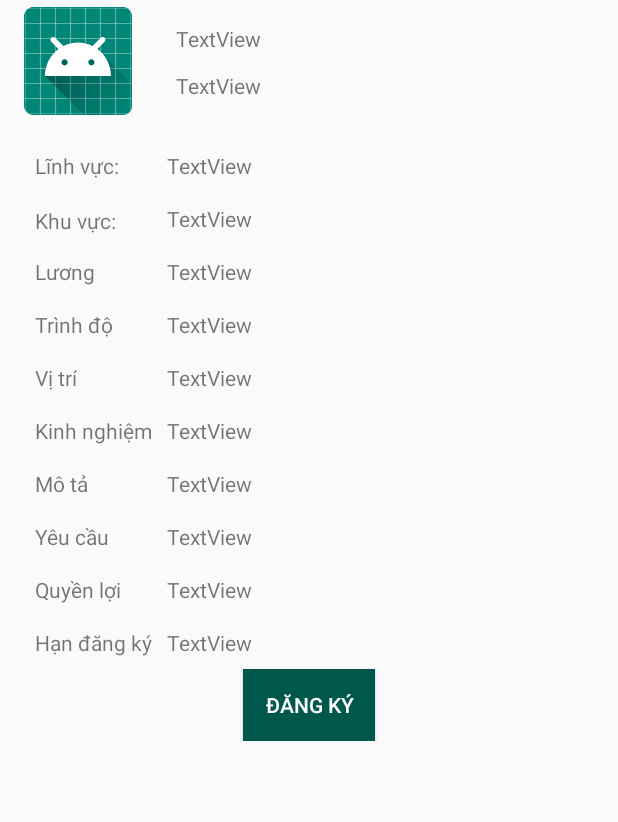
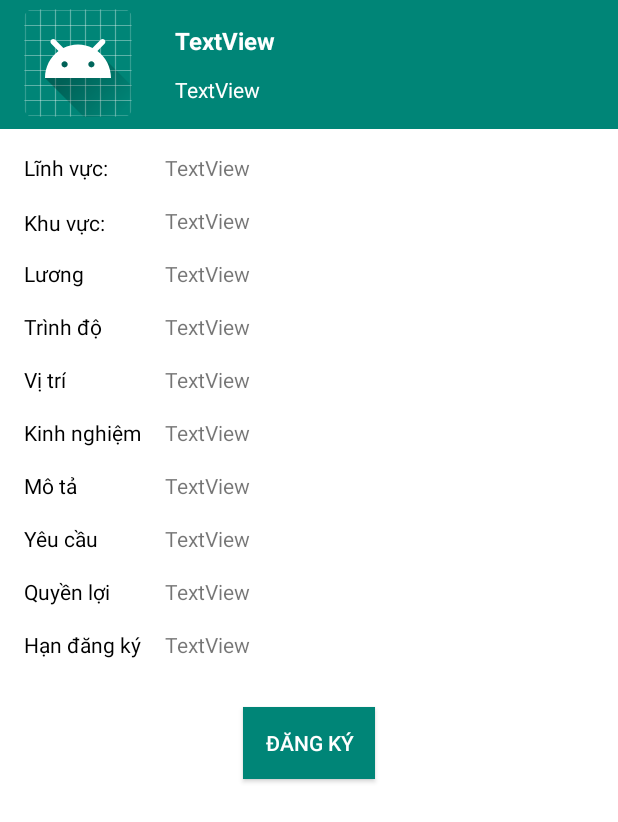
Before and after one commit to KhoaN56/Work_requires, an Android app: the RequirementDetail screen opened directly, with no data from a screen before it, on a phone screen of 412 x 824 dp. Shown: the top 822 px of the screen. Run offline under Robolectric (Android 15) with nearby library versions, the phone set to English and light mode, and no system bars; 14 statements that could not run were skipped.

Commit message:
Xong dang ky cong viec, check dang ky trung nhieu lan, sua giao dien mot so file, sua ten mot so file

```diff
--- a/app/src/main/AndroidManifest.xml
+++ b/app/src/main/AndroidManifest.xml
@@ -11,8 +11,8 @@
         android:theme="@style/AppTheme">
         <activity android:name=".OnlineCV" />
         <activity android:name=".MainActivityCompany" />
-        <activity android:name=".SigninCandidate" />
-        <activity android:name=".SigninCompany" />
+        <activity android:name=".SignUpCandidate" />
+        <activity android:name=".SignUpCompany" />
         <activity android:name=".PostRequirement"
             android:theme="@style/Theme.AppCompat.Light.NoActionBar"/>
         <activity
--- a/app/src/main/java/com/example/work_requires/Login.java
+++ b/app/src/main/java/com/example/work_requires/Login.java
@@ -58,11 +58,11 @@ public class Login extends AppCompatActivity {
             public void onClick(View v) {
                 switch (radioGroup.getCheckedRadioButtonId()){
                     case R.id.radioComp:
-                        Intent intent = new Intent(Login.this, SigninCompany.class);
+                        Intent intent = new Intent(Login.this, SignUpCompany.class);
                         startActivity(intent);
                          break;
                     case R.id.radioCan:
-                        Intent intent2 = new Intent(Login.this, SigninCandidate.class);
+                        Intent intent2 = new Intent(Login.this, SignUpCandidate.class);
                         startActivity(intent2);
                         break;
                 }
--- a/app/src/main/java/com/example/work_requires/RequirementDetail.java
+++ b/app/src/main/java/com/example/work_requires/RequirementDetail.java
@@ -1,24 +1,35 @@
 package com.example.work_requires;
 
 import android.content.Intent;
+import android.database.Cursor;
 import android.support.v7.app.AppCompatActivity;
 import android.os.Bundle;
 import android.view.View;
 import android.widget.Button;
 import android.widget.TextView;
+import android.widget.Toast;
 
 public class RequirementDetail extends AppCompatActivity {
+
+    //State
+    final boolean REGISTERED = true;
+    final boolean UNREGISTERED = false;
+    boolean state = UNREGISTERED;
 
     //Requirement
     WorkRequirement requirement;
 
+    //User
+    User user;
+
     //Component
     TextView majorTV, areaTV, salaryTV, degreeTV, workPosTV, expTV, descriptionTV, requireTV, benefitTV,
-    endDateTV;
+    endDateTV, jobName, compName;
     Button subscribe;
 
     //Database
     SQLiteManagement database;
+    Cursor cursor;
 
     @Override
     protected void onCreate(Bundle savedInstanceState) {
@@ -28,11 +39,20 @@ public class RequirementDetail extends AppCompatActivity {
     }
 
     private void initialize() {
+        Intent info = getIntent();
+        requirement = (WorkRequirement) info.getSerializableExtra("requirement");
+        user = (User) info.getSerializableExtra("user");
         database = new SQLiteManagement(RequirementDetail.this, "Work_Requirement.sqlite", null, 1);
         database.queryData("CREATE TABLE IF NOT EXISTS DETAIL (ID_DETAIL INTEGER PRIMARY KEY" +
-                " AUTOINCREMENT, Username CHAR(20), Id_Requirement INTEGER)");
-        Intent info = getIntent();
-        requirement = (WorkRequirement) info.getSerializableExtra("requirement");
+                " AUTOINCREMENT, Username CHAR(20), Id_Recruitment INTEGER)");
+        cursor = database.getDatasql("SELECT * FROM DETAIL WHERE USERNAME = " +
+                "'"+user.getUsername()+"' AND Id_Recruitment = '"+requirement.getId()+"'");
+        if(cursor.getCount() > 0)
+            state = REGISTERED;
+        jobName = findViewById(R.id.jobName);
+        jobName.setText(requirement.getJobName());
+        compName = findViewById(R.id.compName);
+        compName.setText(requirement.getCompanyName());
         majorTV = findViewById(R.id.majorTV);
         majorTV.setText(requirement.getMajor());
         areaTV = findViewById(R.id.areaTV);
@@ -44,7 +64,7 @@ public class RequirementDetail extends AppCompatActivity {
         workPosTV = findViewById(R.id.workPosTV);
         workPosTV.setText(requirement.getWorkPos());
         expTV = findViewById(R.id.experienceTV);
-        expTV.setText(requirement.getExperience());
+        expTV.setText(String.valueOf(requirement.getExperience()));
         descriptionTV = findViewById(R.id.descriptionTV);
         descriptionTV.setText(requirement.getDescription());
         requireTV = findViewById(R.id.requirementTV);
@@ -57,7 +77,14 @@ public class RequirementDetail extends AppCompatActivity {
         subscribe.setOnClickListener(new View.OnClickListener() {
             @Override
             public void onClick(View v) {
-
+                if(state == REGISTERED)
+                    Toast.makeText(RequirementDetail.this, "Bạn đã đăng ký công việc này rồi!!",
+                            Toast.LENGTH_SHORT).show();
+                else {
+                    database.insert(requirement.getId(), user.getUsername());
+                    Toast.makeText(RequirementDetail.this, "Đăng ký thành công", Toast.LENGTH_SHORT).show();
+                    state = REGISTERED;
+                }
             }
         });
     }
--- a/app/src/main/res/layout/activity_post_requirement.xml
+++ b/app/src/main/res/layout/activity_post_requirement.xml
@@ -167,7 +167,9 @@
                     android:layout_marginTop="24dp"
                     android:layout_marginEnd="8dp"
                     android:layout_marginBottom="8dp"
+                    android:background="@color/colorPrimary"
                     android:text="Đăng tin"
+                    android:textColor="@color/white"
                     app:layout_constraintBottom_toBottomOf="parent"
                     app:layout_constraintEnd_toEndOf="parent"
                     app:layout_constraintStart_toStartOf="parent"
--- a/app/src/main/res/layout/activity_requirement_detail.xml
+++ b/app/src/main/res/layout/activity_requirement_detail.xml
@@ -4,6 +4,7 @@
     xmlns:tools="http://schemas.android.com/tools"
     android:layout_width="match_parent"
     android:layout_height="match_parent"
+    android:background="@color/colorPrimary"
     tools:context=".RequirementDetail">
 
     <ImageView
@@ -25,6 +26,9 @@
         android:layout_marginTop="16dp"
         android:layout_marginEnd="8dp"
         android:text="TextView"
+        android:textColor="@color/white"
+        android:textSize="16sp"
+        android:textStyle="bold"
         app:layout_constraintEnd_toEndOf="parent"
         app:layout_constraintHorizontal_bias="0.085"
         app:layout_constraintStart_toEndOf="@+id/imageView"
@@ -37,6 +41,7 @@
         android:layout_marginTop="12dp"
         android:layout_marginEnd="8dp"
         android:text="TextView"
+        android:textColor="@color/white"
         app:layout_constraintEnd_toEndOf="parent"
         app:layout_constraintHorizontal_bias="0.0"
         app:layout_constraintStart_toStartOf="@+id/jobName"
@@ -47,6 +52,7 @@
         android:layout_width="0dp"
         android:layout_height="0dp"
         android:layout_marginTop="8dp"
+        android:background="@color/white"
         app:layout_constraintBottom_toBottomOf="parent"
         app:layout_constraintEnd_toEndOf="parent"
         app:layout_constraintHorizontal_bias="0.0"
@@ -63,22 +69,21 @@
                 android:layout_width="wrap_content"
                 android:layout_height="wrap_content"
                 android:layout_marginStart="16dp"
-                android:layout_marginTop="16dp"
-                android:layout_marginEnd="8dp"
                 android:text="Lĩnh vực:"
-                app:layout_constraintEnd_toEndOf="parent"
-                app:layout_constraintHorizontal_bias="0.023"
+                android:textColor="@color/black"
+                app:layout_constraintBottom_toBottomOf="@+id/majorTV"
                 app:layout_constraintStart_toStartOf="parent"
-                app:layout_constraintTop_toTopOf="parent" />
+                app:layout_constraintTop_toTopOf="@+id/majorTV"
+                app:layout_constraintVertical_bias="0.0" />
 
             <TextView
                 android:id="@+id/majorTV"
                 android:layout_width="wrap_content"
                 android:layout_height="wrap_content"
-                android:layout_marginStart="32dp"
+                android:layout_marginTop="16dp"
                 android:text="TextView"
-                app:layout_constraintStart_toEndOf="@+id/textView23"
-                app:layout_constraintTop_toTopOf="@+id/textView23" />
+                app:layout_constraintStart_toStartOf="@+id/experienceTV"
+                app:layout_constraintTop_toTopOf="parent" />
 
             <TextView
                 android:id="@+id/textView25"
@@ -87,6 +92,7 @@
                 android:layout_marginTop="8dp"
                 android:layout_marginBottom="8dp"
                 android:text="Khu vực: "
+                android:textColor="@color/black"
                 app:layout_constraintBottom_toBottomOf="@+id/areaTV"
                 app:layout_constraintStart_toStartOf="@+id/textView23"
                 app:layout_constraintTop_toTopOf="@+id/areaTV"
@@ -106,6 +112,7 @@
                 android:layout_width="wrap_content"
                 android:layout_height="wrap_content"
                 android:text="Lương"
+                android:textColor="@color/black"
                 app:layout_constraintBottom_toBottomOf="@+id/salaryTV"
                 app:layout_constraintStart_toStartOf="@+id/textView25"
                 app:layout_constraintTop_toTopOf="@+id/salaryTV" />
@@ -124,6 +131,7 @@
                 android:layout_width="wrap_content"
                 android:layout_height="wrap_content"
                 android:text="Trình độ"
+                android:textColor="@color/black"
                 app:layout_constraintBottom_toBottomOf="@+id/degreeTV"
                 app:layout_constraintStart_toStartOf="@+id/textView28"
                 app:layout_constraintTop_toTopOf="@+id/degreeTV" />
@@ -142,6 +150,7 @@
                 android:layout_width="wrap_content"
                 android:layout_height="wrap_content"
                 android:text="Vị trí"
+                android:textColor="@color/black"
                 app:layout_constraintBottom_toBottomOf="@+id/workPosTV"
                 app:layout_constraintStart_toStartOf="@+id/textView31"
                 app:layout_constraintTop_toTopOf="@+id/workPosTV" />
@@ -160,6 +169,7 @@
                 android:layout_width="wrap_content"
                 android:layout_height="wrap_content"
                 android:text="Kinh nghiệm"
+                android:textColor="@color/black"
                 app:layout_constraintBottom_toBottomOf="@+id/experienceTV"
                 app:layout_constraintStart_toStartOf="@+id/textView33"
                 app:layout_constraintTop_toTopOf="@+id/experienceTV" />
@@ -168,9 +178,10 @@
                 android:id="@+id/experienceTV"
                 android:layout_width="wrap_content"
                 android:layout_height="wrap_content"
+                android:layout_marginStart="16dp"
                 android:layout_marginTop="16dp"
                 android:text="TextView"
-                app:layout_constraintStart_toStartOf="@+id/workPosTV"
+                app:layout_constraintStart_toEndOf="@+id/textView35"
                 app:layout_constraintTop_toBottomOf="@+id/workPosTV" />
 
             <TextView
@@ -178,6 +189,7 @@
                 android:layout_width="wrap_content"
                 android:layout_height="wrap_content"
                 android:text="Mô tả"
+                android:textColor="@color/black"
                 app:layout_constraintBottom_toBottomOf="@+id/descriptionTV"
                 app:layout_constraintStart_toStartOf="@+id/textView35"
                 app:layout_constraintTop_toTopOf="@+id/descriptionTV" />
@@ -196,6 +208,7 @@
                 android:layout_width="wrap_content"
                 android:layout_height="wrap_content"
                 android:text="Yêu cầu"
+                android:textColor="@color/black"
                 app:layout_constraintBottom_toBottomOf="@+id/requirementTV"
                 app:layout_constraintStart_toStartOf="@+id/textView37"
                 app:layout_constraintTop_toTopOf="@+id/requirementTV" />
@@ -223,6 +236,7 @@
                 android:layout_width="wrap_content"
                 android:layout_height="wrap_content"
                 android:text="Quyền lợi"
+                android:textColor="@color/black"
                 app:layout_constraintBottom_toBottomOf="@+id/benefitTV"
                 app:layout_constraintStart_toStartOf="@+id/textView39"
                 app:layout_constraintTop_toTopOf="@+id/benefitTV" />
@@ -232,6 +246,7 @@
                 android:layout_width="wrap_content"
                 android:layout_height="wrap_content"
                 android:text="Hạn đăng ký"
+                android:textColor="@color/black"
                 app:layout_constraintBottom_toBottomOf="@+id/endDateTV"
                 app:layout_constraintStart_toStartOf="@+id/textView42"
                 app:layout_constraintTop_toTopOf="@+id/endDateTV" />
@@ -250,11 +265,13 @@
                 android:layout_width="wrap_content"
                 android:layout_height="wrap_content"
                 android:layout_marginStart="8dp"
-                android:layout_marginTop="8dp"
+                android:layout_marginTop="32dp"
                 android:layout_marginEnd="8dp"
-                android:background="@color/colorPrimaryDark"
+                android:layout_marginBottom="8dp"
+                android:background="@color/colorPrimary"
                 android:text="Đăng ký"
                 android:textColor="@color/white"
+                app:layout_constraintBottom_toBottomOf="parent"
                 app:layout_constraintEnd_toEndOf="parent"
                 app:layout_constraintStart_toStartOf="parent"
                 app:layout_constraintTop_toBottomOf="@+id/endDateTV" />
--- a/app/src/main/res/layout/activity_signin_can.xml
+++ b/app/src/main/res/layout/activity_sign_up_can.xml
@@ -5,7 +5,7 @@
     android:id="@+id/constraintLayout"
     android:layout_width="match_parent"
     android:layout_height="match_parent"
-    tools:context=".SigninCandidate">
+    tools:context=".SignUpCandidate">
 
     <ScrollView
         android:id="@+id/scrollView2"
--- a/app/src/main/res/layout/activity_signin_comp.xml
+++ b/app/src/main/res/layout/activity_sign_up_comp.xml
@@ -5,7 +5,7 @@
     android:id="@+id/constraintLayout"
     android:layout_width="match_parent"
     android:layout_height="match_parent"
-    tools:context=".SigninCompany">
+    tools:context=".SignUpCompany">
 
     <ScrollView
         android:id="@+id/scrollView2"
@@ -226,11 +226,13 @@
                     android:layout_width="wrap_content"
                     android:layout_height="wrap_content"
                     android:layout_marginStart="8dp"
-                    android:layout_marginTop="8dp"
+                    android:layout_marginTop="16dp"
                     android:layout_marginEnd="8dp"
+                    android:layout_marginBottom="8dp"
                     android:background="@color/colorPrimaryDark"
                     android:text="Đăng ký"
                     android:textColor="@android:color/background_light"
+                    app:layout_constraintBottom_toBottomOf="parent"
                     app:layout_constraintEnd_toEndOf="parent"
                     app:layout_constraintStart_toStartOf="parent"
                     app:layout_constraintTop_toBottomOf="@+id/spn_major" />
```
Also changed, not shown: app/src/main/java/com/example/work_requires/MainActivity.java (+5 -4 lines), app/src/main/java/com/example/work_requires/PostRequirement.java (+6 -3 lines), app/src/main/java/com/example/work_requires/SQLiteManagement.java (+11 -1 lines), app/src/main/java/com/example/work_requires/SignUpCandidate.java (renamed from app/src/main/java/com/example/work_requires/SigninCandidate.java, +4 -4 lines), app/src/main/java/com/example/work_requires/SignUpCompany.java (renamed from app/src/main/java/com/example/work_requires/SigninCompany.java, +4 -4 lines), app/src/main/java/com/example/work_requires/WorkRequirement.java (+11 -1 lines), app/src/main/res/layout/activity_online_cv.xml (+5 -3 lines).
